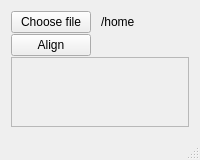
First picture: the form in task_01_prac/mainwindow.ui, repository grihabor/mashgraph, before the edit.
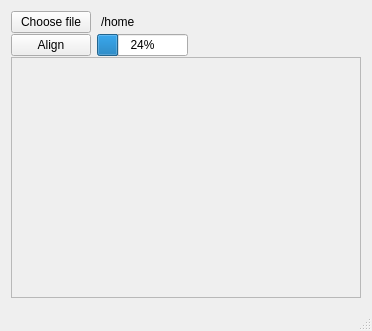
Second picture: the form after the edit.

Diff of the .ui file:
```diff
--- a/task_01_prac/mainwindow.ui
+++ b/task_01_prac/mainwindow.ui
@@ -2,6 +2,14 @@
 <ui version="4.0">
  <class>MainWindow</class>
  <widget class="QMainWindow" name="MainWindow">
+  <property name="geometry">
+   <rect>
+    <x>0</x>
+    <y>0</y>
+    <width>372</width>
+    <height>331</height>
+   </rect>
+  </property>
   <property name="sizePolicy">
    <sizepolicy hsizetype="Expanding" vsizetype="Expanding">
     <horstretch>0</horstretch>
@@ -106,6 +114,13 @@
          </property>
         </widget>
        </item>
+       <item>
+        <widget class="QProgressBar" name="progressBar">
+         <property name="value">
+          <number>24</number>
+         </property>
+        </widget>
+       </item>
       </layout>
      </widget>
     </item>
```
Left out of the diff: 2 changed lines with no effect on the pictures.
